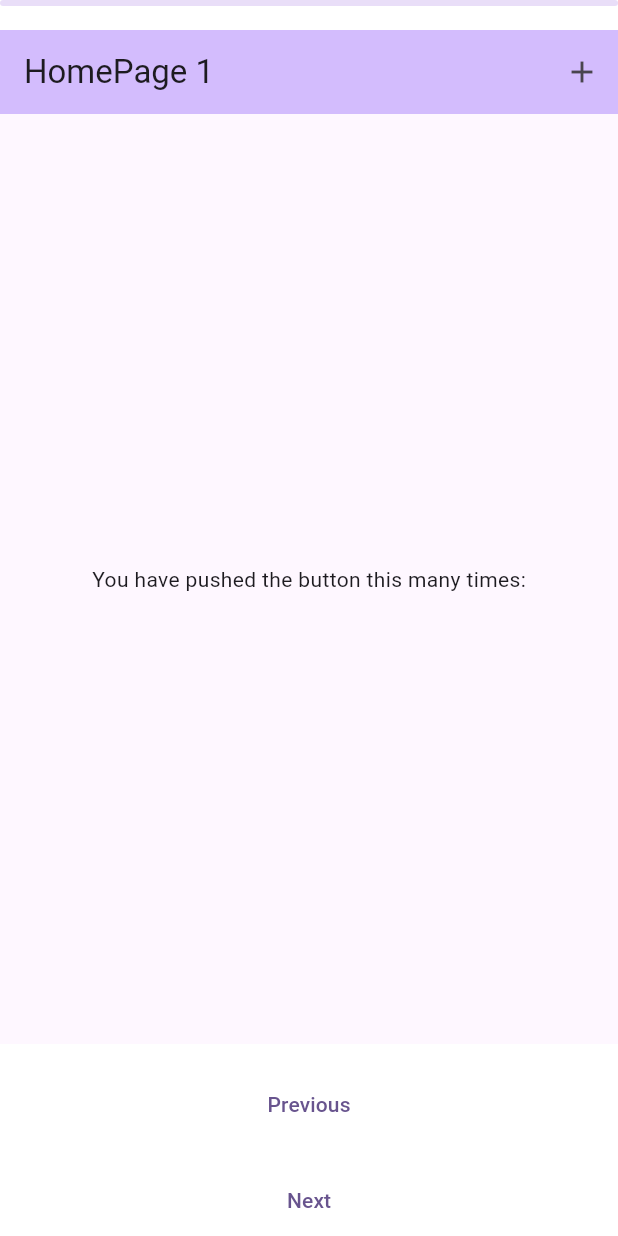
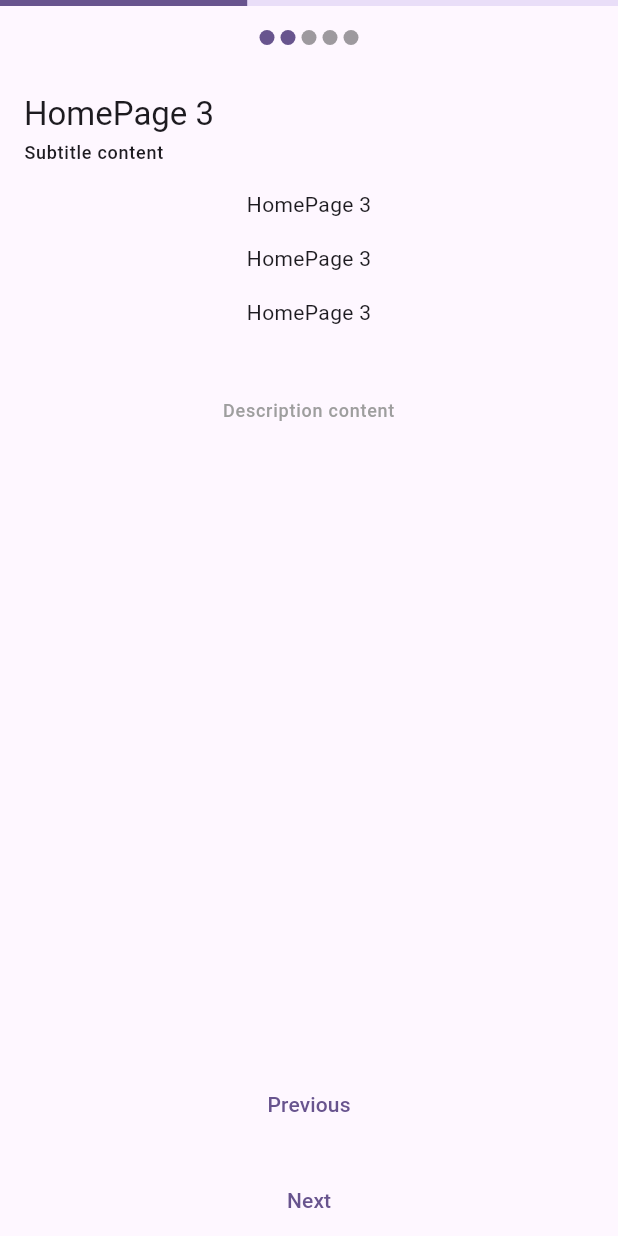
Before and after one commit to rahulsharmadev0/form_page_view, a Flutter app: the screen it shows after launch, on a phone screen of 412 x 824 dp. Run offline on Flutter 3.47's test engine with Material 3 defaults, Android fonts, the phone set to English and light mode, and no system bars.

Commit message:
Enhance FormPageView package with new features and improvements

```diff
--- a/example/lib/main.dart
+++ b/example/lib/main.dart
@@ -24,15 +24,16 @@ class MyHomePage extends StatelessWidget {
 
   @override
   Widget build(BuildContext context) {
-    var list = [
-      HomePage(title: 'HomePage 1'), //
-      HomePage(title: 'HomePage 2'), //
-      HomePage(title: 'HomePage 3'), //
-      HomePage(title: 'HomePage 4'), //
-      HomePage(title: 'HomePage 5'), //
-      HomePage(title: 'HomePage 6'), //
+    const list = <PageBuilderItem>[
+      (page: HomePage(title: 'HomePage 1'), isRequired: true, isComplete: true),
+      (page: HomePage(title: 'HomePage 2'), isRequired: true, isComplete: true),
+      (page: HomePage(title: 'HomePage 3'), isRequired: true, isComplete: false),
+      (page: HomePage(title: 'HomePage 4'), isRequired: true, isComplete: true),
+      (page: HomePage(title: 'HomePage 5'), isRequired: false, isComplete: false),
+      (page: HomePage(title: 'HomePage 6'), isRequired: true, isComplete: true),
     ];
-    return FormPageView(
+    return Scaffold(
+      body: FormPageView(
         totalPage: list.length,
         spacing: 16,
         topBuilder: (context) {
@@ -40,12 +41,16 @@ class MyHomePage extends StatelessWidget {
             FormPageViewProgressIndicator.linear(
               duration: const Duration(milliseconds: 300),
               curve: Curves.easeInOut,
-            trackGap: 8,
-            borderRadius: BorderRadius.circular(8),
+            ),
+            FormPageViewProgressIndicator.stepped(
+              duration: const Duration(milliseconds: 300),
+              curve: Curves.easeInOut,
+
+              shape: StepShape.circle,
             ),
           ];
         },
-      pagebuilder: (context) => list,
+        pageBuilder: (context) => list,
         bottomBuilder: (context) {
           return [
             TextButton(
@@ -68,6 +73,7 @@ class MyHomePage extends StatelessWidget {
             ),
           ];
         },
+      ),
     );
   }
 }
@@ -78,25 +84,16 @@ class HomePage extends StatelessWidget {
 
   @override
   Widget build(BuildContext context) {
-    return Scaffold(
-      appBar: AppBar(
-        backgroundColor: Theme.of(context).colorScheme.inversePrimary,
-        title: Text(title),
-        actions: [
-          IconButton(
-            icon: const Icon(Icons.add),
-            onPressed: () {
-              FormPageView.of(context).jumpToPage(0);
-            },
-          ),
+    return FormPage(
+      title: title,
+      subtitle: 'Subtitle content',
+      description: 'Description content',
+      builder:
+          (context) => [
+            Center(child: Text(title)),
+            Center(child: Text(title)),
+            Center(child: Text(title)),
           ],
-      ),
-      body: Center(
-        child: Column(
-          mainAxisAlignment: MainAxisAlignment.center,
-          children: <Widget>[const Text('You have pushed the button this many times:')],
-        ),
-      ),
     );
   }
 }
--- a/lib/form_page_view.dart
+++ b/lib/form_page_view.dart
@@ -1,4 +1,5 @@
 library form_page_view;
 
 export 'src/form_page_view.dart';
+export 'src/form_page.dart';
 export 'src/indicators.dart';
--- /dev/null
+++ b/lib/src/form_page.dart
@@ -0,0 +1,61 @@
+import 'package:flutter/material.dart';
+
+/// Common UI component for form pages
+class FormPage extends StatelessWidget {
+  final String title;
+  final String? subtitle;
+  final String? description;
+  final double spacing;
+  final EdgeInsetsGeometry padding;
+  final List<Widget> Function(BuildContext context) builder;
+
+  const FormPage({
+    super.key,
+    required this.title,
+    required this.builder,
+    this.subtitle,
+    this.description,
+    this.spacing = 16,
+    this.padding = const EdgeInsets.all(16.0),
+  });
+
+  @override
+  Widget build(BuildContext context) {
+    Widget textWidget = Text(title, style: Theme.of(context).textTheme.titleLarge);
+
+    return SingleChildScrollView(
+      padding: padding,
+      child: Column(
+        crossAxisAlignment: CrossAxisAlignment.start,
+        spacing: spacing,
+        children: <Widget>[
+          Column(
+            crossAxisAlignment: CrossAxisAlignment.start,
+            mainAxisSize: MainAxisSize.min,
+            children: <Widget>[
+              textWidget,
+              if (subtitle != null) ...[
+                const SizedBox(height: 4),
+                Text(subtitle!, style: Theme.of(context).textTheme.labelMedium),
+              ],
+            ],
+          ),
+          ...builder(context),
+          if (description != null) ...[
+            SizedBox(height: spacing),
+            Align(
+              alignment: Alignment.center,
+              child: Text(
+                description!,
+                style: Theme.of(
+                  context,
+                ).textTheme.labelMedium?.copyWith(color: Colors.grey),
+                textAlign: TextAlign.center,
+              ),
+            ),
+          ],
+        ],
+      ),
+    );
+  }
+}
--- a/lib/src/form_page_view.dart
+++ b/lib/src/form_page_view.dart
@@ -24,12 +24,15 @@ class _FormViewControllerProvider extends InheritedWidget {
   }
 }
 
+typedef PageBuilderItem = ({Widget page, bool isRequired, bool isComplete});
+typedef PageBuilder = List<PageBuilderItem> Function(BuildContext context);
+
 class FormPageView extends StatefulWidget {
   final int initialPage;
   final int totalPage;
   final EdgeInsetsGeometry? contentPadding;
   final Function(int)? onPageChanged;
-  final List<Widget> Function(BuildContext context) pagebuilder;
+  final PageBuilder pageBuilder;
   final List<Widget> Function(BuildContext context)? topBuilder;
   final List<Widget> Function(BuildContext context)? bottomBuilder;
   final ScrollPhysics? physics;
@@ -37,9 +40,9 @@ class FormPageView extends StatefulWidget {
 
   const FormPageView({
     super.key,
-    required this.pagebuilder,
-    this.initialPage = 0,
-    this.spacing = 0,
+    required this.pageBuilder,
+    @Deprecated('Use `PageBuilderItem` instead') this.initialPage = 0,
+    this.spacing = 16,
     required this.totalPage,
     this.contentPadding,
     this.topBuilder,
@@ -57,12 +60,17 @@ class FormPageView extends StatefulWidget {
 
 class _FormPageViewState extends State<FormPageView> {
   late final FormPageViewController controller;
+  late final list = widget.pageBuilder(context);
 
   @override
   void initState() {
     super.initState();
+    int initalIndex = list.indexWhere((e) => e.isRequired && !e.isComplete);
+    if (initalIndex == -1) {
+      initalIndex = widget.initialPage;
+    }
     controller = FormPageViewController._internal(
-      initialPage: widget.initialPage,
+      initialPage: initalIndex,
       totalPage: widget.totalPage,
     );
   }
@@ -83,7 +91,7 @@ class _FormPageViewState extends State<FormPageView> {
           itemCount: controller.totalPage,
           physics: widget.physics ?? const NeverScrollableScrollPhysics(),
           onPageChanged: widget.onPageChanged,
-          itemBuilder: (context, i) => widget.pagebuilder(context)[i],
+          itemBuilder: (context, i) => list[i].page,
         );
         return widget.topBuilder == null && widget.bottomBuilder == null
             ? pageView
--- a/lib/src/form_page_view_controller.dart
+++ b/lib/src/form_page_view_controller.dart
@@ -1,28 +1,36 @@
 part of 'form_page_view.dart';
 
+/// Callback type for page navigation
 typedef PageCall =
     Future<void> Function({required Curve curve, required Duration duration});
 
+/// Callback type for navigating to a specific page
 typedef SpecificPageCall =
     Future<void> Function(int page, {required Curve curve, required Duration duration});
 
 class FormPageViewController {
   final PageController _pageController;
-  final ValueNotifier<int> currentPageIndex;
   final int totalPage;
+  final ValueNotifier<({int? previous, int current})> pageState;
+
+  int get currentIndex => pageState.value.current;
+  int get previousIndex => pageState.value.previous ?? -1;
 
   FormPageViewController._internal({required int initialPage, required this.totalPage})
     : _pageController = PageController(initialPage: initialPage),
-      currentPageIndex = ValueNotifier(initialPage) {
+      pageState = ValueNotifier((previous: null, current: initialPage)) {
     _pageController.addListener(_pageNotifyListeners);
   }
 
   void _pageNotifyListeners() {
-    currentPageIndex.value = _pageController.page?.round() ?? 0;
+    var current = _pageController.page?.round() ?? 0;
+    if (current != pageState.value.current) {
+      pageState.value = (previous: pageState.value.current, current: current);
+    }
   }
 
-  bool get isFirstPage => currentPageIndex.value <= 0;
-  bool get isLastPage => currentPageIndex.value >= totalPage - 1;
+  bool get isFirstPage => currentIndex <= 0;
+  bool get isLastPage => currentIndex >= totalPage - 1;
 
   PageCall get nextPage => _pageController.nextPage;
 
@@ -34,8 +42,8 @@ class FormPageViewController {
 
   @mustCallSuper
   void dispose() {
+    _pageController.removeListener(_pageNotifyListeners);
     _pageController.dispose();
-    currentPageIndex.dispose();
-    _pageController.removeListener(_pageNotifyListeners);
+    pageState.dispose();
   }
 }
--- a/lib/src/indicators.dart
+++ b/lib/src/indicators.dart
@@ -19,10 +19,10 @@ class FormPageViewProgressIndicator extends StatelessWidget {
   Widget build(BuildContext context) {
     final ctr = FormPageView.of(context);
     return ValueListenableBuilder(
-      valueListenable: ctr.currentPageIndex,
+      valueListenable: ctr.pageState,
       builder: (context, value, child) {
         // Handle the case when there's only one page
-        var progress = ctr.totalPage <= 1 ? 1.0 : value / (ctr.totalPage - 1);
+        var progress = ctr.totalPage <= 1 ? 1.0 : value.current / (ctr.totalPage - 1);
         return TweenAnimationBuilder<double>(
           tween: Tween<double>(begin: 0, end: progress),
           duration: duration,
@@ -124,4 +124,82 @@ class FormPageViewProgressIndicator extends StatelessWidget {
     },
     child: child,
   );
+
+  /// Creates a custom stepped progress indicator for FormPageView
+  factory FormPageViewProgressIndicator.stepped({
+    required Duration duration,
+    required Curve curve,
+    int? steps,
+    Color? activeColor,
+    Color? inactiveColor,
+    double stepSize = 10.0,
+    double spacing = 4.0,
+    StepShape shape = StepShape.circle,
+    bool debugMode = false,
+  }) {
+    return FormPageViewProgressIndicator(
+      duration: duration,
+      curve: curve,
+
+      builder: (context, value, _) {
+        final theme = Theme.of(context);
+        final activeStepColor = activeColor ?? theme.primaryColor;
+        final inactiveStepColor = inactiveColor ?? theme.disabledColor;
+        int _steps = steps ?? FormPageView.of(context).totalPage;
+        _steps -= 1;
+        final activeSteps = (value * _steps).floor();
+
+        return Row(
+          mainAxisAlignment: MainAxisAlignment.center,
+          children: List.generate(_steps, (index) {
+            final isActive = index < activeSteps;
+
+            Widget step;
+            switch (shape) {
+              case StepShape.circle:
+                step = Container(
+                  width: stepSize,
+                  height: stepSize,
+                  decoration: BoxDecoration(
+                    shape: BoxShape.circle,
+                    color: isActive ? activeStepColor : inactiveStepColor,
+                  ),
+                );
+                break;
+
+              case StepShape.square:
+                step = Container(
+                  width: stepSize,
+                  height: stepSize,
+                  decoration: BoxDecoration(
+                    color: isActive ? activeStepColor : inactiveStepColor,
+                  ),
+                );
+                break;
+
+              case StepShape.rectangle:
+                step = Container(
+                  width: stepSize * 2,
+                  height: stepSize,
+
+                  decoration: BoxDecoration(
+                    borderRadius: BorderRadius.circular(2),
+                    color: isActive ? activeStepColor : inactiveStepColor,
+                  ),
+                );
+                break;
+            }
+
+            return Padding(
+              padding: EdgeInsets.symmetric(horizontal: spacing / 2),
+              child: step,
+            );
+          }),
+        );
+      },
+    );
+  }
 }
+
+/// Shape options for stepped progress indicator
+enum StepShape { circle, square, rectangle }
```
Also changed, not shown: example/pubspec.yaml (+2 -66 lines), 3 other files. Lines whose indentation alone changed are shown as unchanged.
